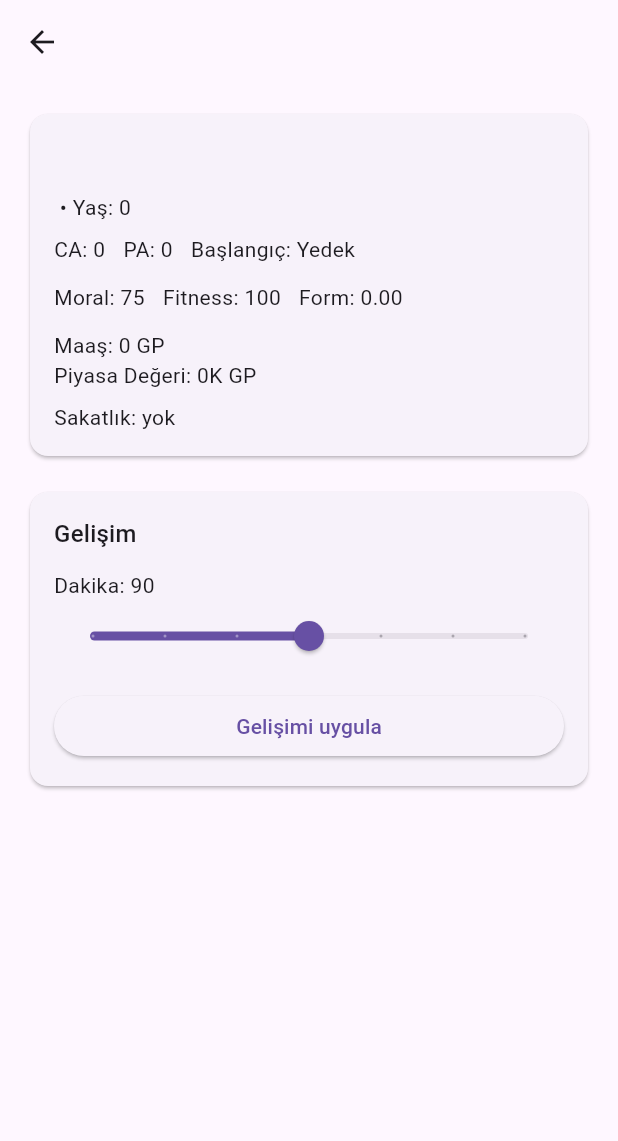
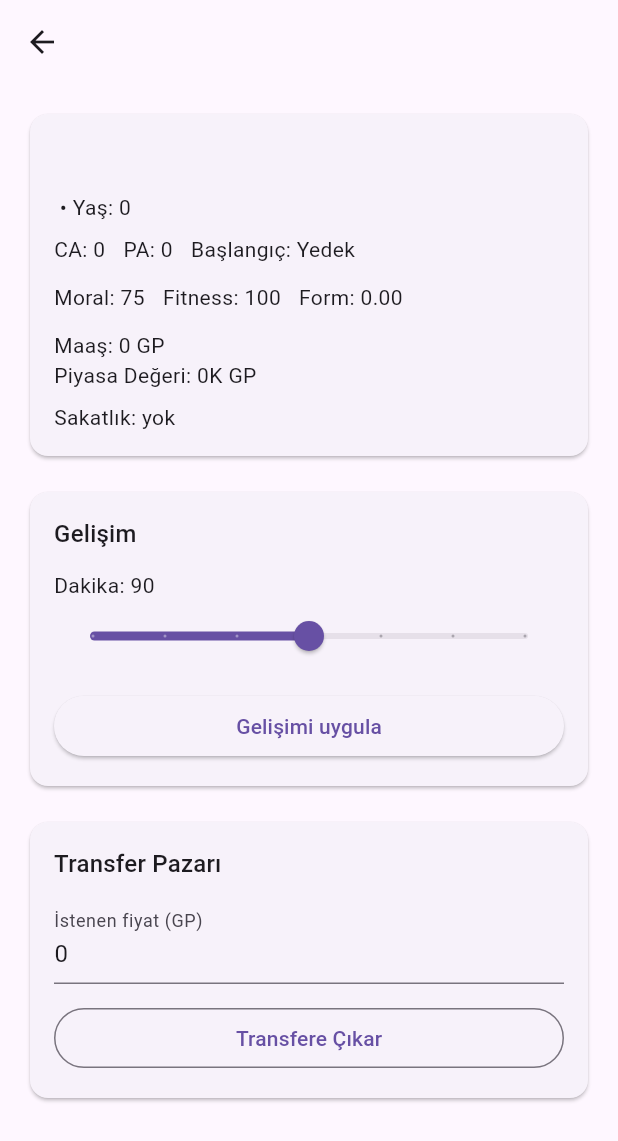
Before and after one commit to mlhgncn/tactical_eleven_idle_manager, a Flutter app: the PlayerDetailScreen screen opened directly with empty values, on a phone screen of 412 x 824 dp. Shown: the top 1141 px of the screen. Run offline on Flutter 3.47's test engine with Material 3 defaults, Android fonts, the phone set to English and light mode, and no system bars; our stand-ins replace easy_localization, firebase_analytics, firebase_core, firebase_crashlytics, firebase_messaging, flutter_local_notifications and 2 more; missing offline and left inert: purchases_flutter; accounts and stored records are empty.

Commit message:
feat(transfer-market): let a club list its own player for transfer
The transfer market screen could only ever show/bid on existing
listings - grepped the whole repo and found nothing, anywhere, that
ever INSERTs into transfer_market. place_transfer_bid and
accept_transfer_offer only operate on rows that already exist, so the
table could never actually get populated and the market would stay
permanently empty.

Added list_player_for_transfer(p_player_id, p_asking_price) RPC
(bundled into the pending catch-up migration) that verifies club
ownership and inserts/refreshes a transfer_market row with the asking
price as the starting bid, plus a "Transfere Çıkar" button + price
field on the player detail screen wired through
GameRepository/GameProvider the same way placeBid already is.

Also fixes a second latent compile error this exposed: two different
test files (e2e_game_flow_test.dart, offline_simulation_test.dart)
each have their own fake GameRepository implementing the abstract
interface directly - adding a new interface method broke both until
they implemented it too.

```diff
--- a/lib/repositories/repository_interface.dart
+++ b/lib/repositories/repository_interface.dart
@@ -38,6 +38,7 @@ abstract class GameRepository {
   Future<Tactics?> saveTacticsForClub(String clubId, Tactics tactics);
   Future<Tactics?> saveTactics(String clubId, Tactics tactics);
   Future<TransferMarketItem?> placeBid(String marketId, int bidAmount);
+  Future<TransferMarketItem?> listPlayerForTransfer({required String playerId, required int askingPrice});
   Future<ClubInfo?> acceptTransferOffer({required String playerId});
   Future<bool> markMessageAsRead(String messageId);
   Future<ClubInfo?> upgradeClub({
--- a/lib/screens/player_detail_screen.dart
+++ b/lib/screens/player_detail_screen.dart
@@ -16,6 +16,15 @@ class PlayerDetailScreen extends StatefulWidget {
 class _PlayerDetailScreenState extends State<PlayerDetailScreen> {
   int minutesPlayed = 90;
   bool isUpdating = false;
+  bool isListing = false;
+  late final TextEditingController _askingPriceController =
+      TextEditingController(text: widget.player.marketValue.toString());
+
+  @override
+  void dispose() {
+    _askingPriceController.dispose();
+    super.dispose();
+  }
 
   @override
   Widget build(BuildContext context) {
@@ -125,6 +134,66 @@ class _PlayerDetailScreenState extends State<PlayerDetailScreen> {
               ),
             ),
           ),
+          const SizedBox(height: 16),
+          Card(
+            child: Padding(
+              padding: const EdgeInsets.all(16),
+              child: Column(
+                crossAxisAlignment: CrossAxisAlignment.start,
+                children: [
+                  Text('Transfer Pazarı', style: Theme.of(context).textTheme.titleMedium),
+                  const SizedBox(height: 12),
+                  TextField(
+                    controller: _askingPriceController,
+                    keyboardType: TextInputType.number,
+                    decoration: const InputDecoration(labelText: 'İstenen fiyat (GP)'),
+                  ),
+                  const SizedBox(height: 12),
+                  SizedBox(
+                    width: double.infinity,
+                    child: OutlinedButton(
+                      onPressed: isListing
+                          ? null
+                          : () async {
+                              final askingPrice = int.tryParse(_askingPriceController.text.trim());
+                              if (askingPrice == null || askingPrice <= 0) {
+                                ScaffoldMessenger.of(context).showSnackBar(
+                                  const SnackBar(content: Text('Geçerli bir fiyat girin')),
+                                );
+                                return;
+                              }
+                              setState(() => isListing = true);
+                              try {
+                                await provider.listPlayerForTransfer(
+                                  playerId: player.id,
+                                  askingPrice: askingPrice,
+                                );
+                                if (!mounted) return;
+                                ScaffoldMessenger.of(context).showSnackBar(
+                                  const SnackBar(content: Text('Oyuncu transfer pazarına çıkarıldı')),
+                                );
+                              } catch (error) {
+                                if (!mounted) return;
+                                ScaffoldMessenger.of(context).showSnackBar(
+                                  SnackBar(content: Text(error.toString())),
+                                );
+                              } finally {
+                                if (mounted) setState(() => isListing = false);
+                              }
+                            },
+                      child: isListing
+                          ? const SizedBox(
+                              height: 20,
+                              width: 20,
+                              child: CircularProgressIndicator(strokeWidth: 2),
+                            )
+                          : const Text('Transfere Çıkar'),
+                    ),
+                  ),
+                ],
+              ),
+            ),
+          ),
         ],
       ),
     );
```
Also changed, not shown: lib/providers/game_provider.dart (+24 -0 lines), lib/repositories/supabase_repository.dart (+12 -0 lines), 3 other files.
